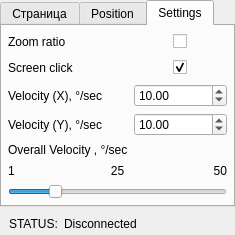
Qt form motion_controller/motion_controller.ui (daniil445/aerial_warden) before a commit.
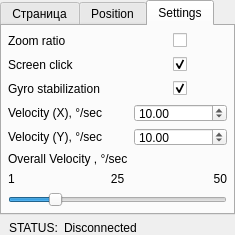
The same form after that commit. Icons and pictures are not drawn. Custom widgets are drawn as their Qt base class.

What changed in the file:
```diff
--- a/motion_controller/motion_controller.ui
+++ b/motion_controller/motion_controller.ui
@@ -313,7 +313,48 @@
            </property>
           </widget>
          </item>
-         <item row="6" column="0" colspan="2">
+         <item row="5" column="0">
+          <widget class="QLabel" name="label_13">
+           <property name="text">
+            <string>Velocity (Y), °/sec</string>
+           </property>
+          </widget>
+         </item>
+         <item row="5" column="1">
+          <widget class="QDoubleSpinBox" name="sb_y_speed">
+           <property name="sizePolicy">
+            <sizepolicy hsizetype="Preferred" vsizetype="Fixed">
+             <horstretch>0</horstretch>
+             <verstretch>0</verstretch>
+            </sizepolicy>
+           </property>
+           <property name="minimumSize">
+            <size>
+             <width>65</width>
+             <height>0</height>
+            </size>
+           </property>
+           <property name="focusPolicy">
+            <enum>Qt::FocusPolicy::NoFocus</enum>
+           </property>
+           <property name="decimals">
+            <number>2</number>
+           </property>
+           <property name="minimum">
+            <double>0.050000000000000</double>
+           </property>
+           <property name="maximum">
+            <double>170.000000000000000</double>
+           </property>
+           <property name="singleStep">
+            <double>0.010000000000000</double>
+           </property>
+           <property name="value">
+            <double>10.000000000000000</double>
+           </property>
+          </widget>
+         </item>
+         <item row="7" column="0" colspan="2">
           <layout class="QHBoxLayout" name="horizontalLayout_4">
            <item>
             <widget class="QLabel" name="label_3">
@@ -382,47 +423,6 @@
           </layout>
          </item>
          <item row="4" column="1">
-          <widget class="QDoubleSpinBox" name="sb_y_speed">
-           <property name="sizePolicy">
-            <sizepolicy hsizetype="Preferred" vsizetype="Fixed">
-             <horstretch>0</horstretch>
-             <verstretch>0</verstretch>
-            </sizepolicy>
-           </property>
-           <property name="minimumSize">
-            <size>
-             <width>65</width>
-             <height>0</height>
-            </size>
-           </property>
-           <property name="focusPolicy">
-            <enum>Qt::FocusPolicy::NoFocus</enum>
-           </property>
-           <property name="decimals">
-            <number>2</number>
-           </property>
-           <property name="minimum">
-            <double>0.050000000000000</double>
-           </property>
-           <property name="maximum">
-            <double>170.000000000000000</double>
-           </property>
-           <property name="singleStep">
-            <double>0.010000000000000</double>
-           </property>
-           <property name="value">
-            <double>10.000000000000000</double>
-           </property>
-          </widget>
-         </item>
-         <item row="4" column="0">
-          <widget class="QLabel" name="label_13">
-           <property name="text">
-            <string>Velocity (Y), °/sec</string>
-           </property>
-          </widget>
-         </item>
-         <item row="3" column="1">
           <widget class="QDoubleSpinBox" name="sb_x_speed">
            <property name="sizePolicy">
             <sizepolicy hsizetype="Preferred" vsizetype="Fixed">
@@ -456,7 +456,61 @@
            </property>
           </widget>
          </item>
-         <item row="7" column="0" colspan="2">
+         <item row="6" column="0">
+          <widget class="QLabel" name="label_15">
+           <property name="text">
+            <string>Overall Velocity , °/sec</string>
+           </property>
+          </widget>
+         </item>
+         <item row="2" column="1">
+          <layout class="QHBoxLayout" name="horizontalLayout_5">
+           <item>
+            <spacer name="horizontalSpacer_4">
+             <property name="orientation">
+              <enum>Qt::Orientation::Horizontal</enum>
+             </property>
+             <property name="sizeHint" stdset="0">
+              <size>
+               <width>40</width>
+               <height>20</height>
+              </size>
+             </property>
+            </spacer>
+           </item>
+           <item>
+            <widget class="QCheckBox" name="screen_click">
+             <property name="text">
+              <string/>
+             </property>
+             <property name="checked">
+              <bool>true</bool>
+             </property>
+            </widget>
+           </item>
+           <item>
+            <spacer name="horizontalSpacer_5">
+             <property name="orientation">
+              <enum>Qt::Orientation::Horizontal</enum>
+             </property>
+             <property name="sizeHint" stdset="0">
+              <size>
+               <width>40</width>
+               <height>20</height>
+              </size>
+             </property>
+            </spacer>
+           </item>
+          </layout>
+         </item>
+         <item row="4" column="0">
+          <widget class="QLabel" name="label_12">
+           <property name="text">
+            <string>Velocity (X), °/sec</string>
+           </property>
+          </widget>
+         </item>
+         <item row="8" column="0" colspan="2">
           <widget class="QSlider" name="speed_slider">
            <property name="minimum">
             <number>1</number>
@@ -478,24 +532,17 @@
            </property>
           </widget>
          </item>
-         <item row="5" column="0">
-          <widget class="QLabel" name="label_15">
-           <property name="text">
-            <string>Overall Velocity , °/sec</string>
-           </property>
-          </widget>
-         </item>
          <item row="3" column="0">
-          <widget class="QLabel" name="label_12">
+          <widget class="QLabel" name="label_18">
            <property name="text">
-            <string>Velocity (X), °/sec</string>
+            <string>Gyro stabilization</string>
            </property>
           </widget>
          </item>
-         <item row="2" column="1">
-          <layout class="QHBoxLayout" name="horizontalLayout_5">
+         <item row="3" column="1">
+          <layout class="QHBoxLayout" name="horizontalLayout_6">
            <item>
-            <spacer name="horizontalSpacer_4">
+            <spacer name="horizontalSpacer_6">
              <property name="orientation">
               <enum>Qt::Orientation::Horizontal</enum>
              </property>
@@ -508,7 +555,7 @@
             </spacer>
            </item>
            <item>
-            <widget class="QCheckBox" name="screen_click">
+            <widget class="QCheckBox" name="stabilization_click">
              <property name="text">
               <string/>
              </property>
@@ -518,7 +565,7 @@
             </widget>
            </item>
            <item>
-            <spacer name="horizontalSpacer_5">
+            <spacer name="horizontalSpacer_7">
              <property name="orientation">
               <enum>Qt::Orientation::Horizontal</enum>
              </property>
```
Left out of the diff: 88 changed lines with no effect on the pictures.
